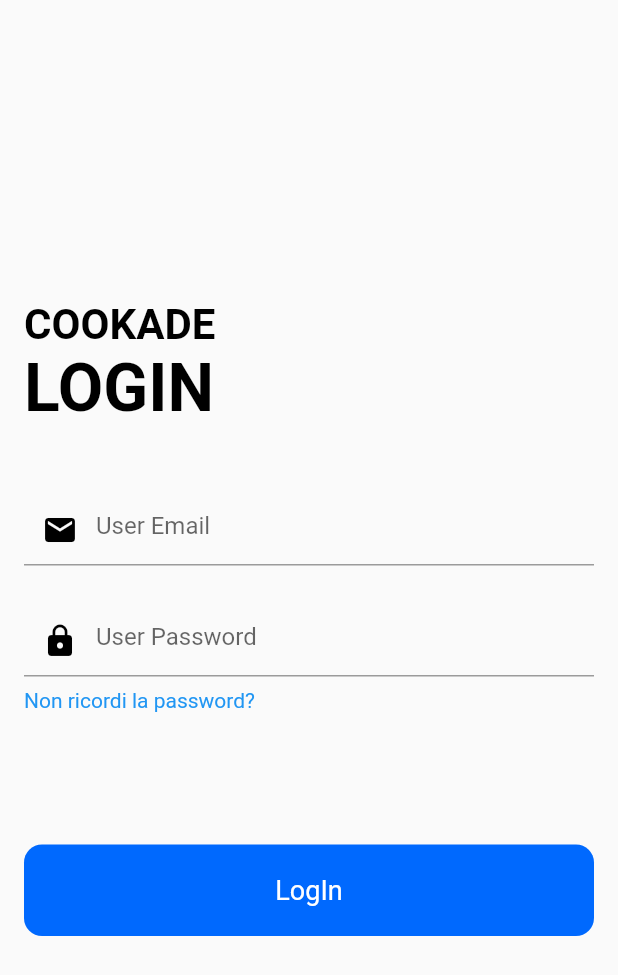
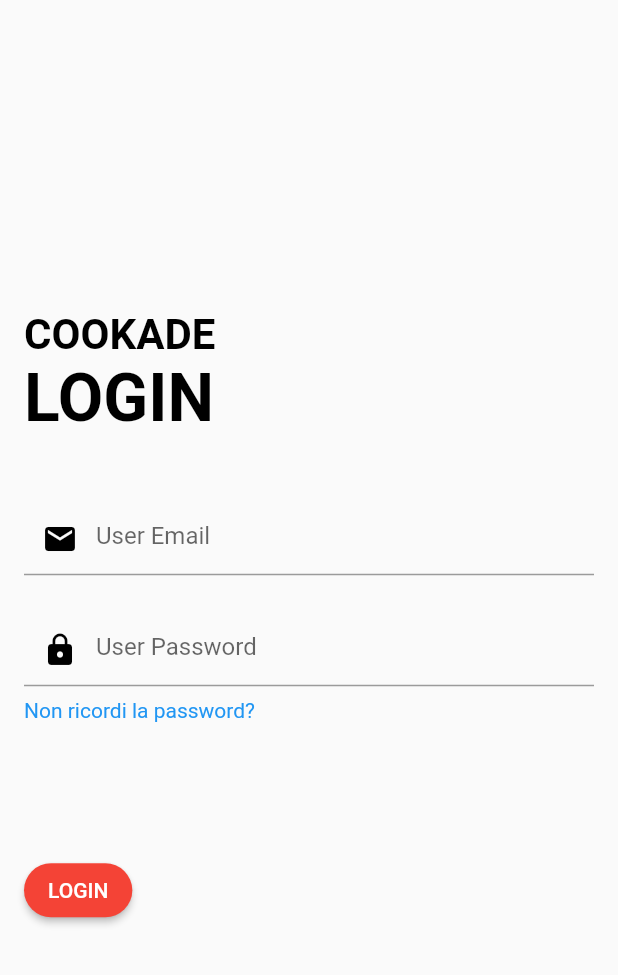
Before and after one commit to Stefanomarcucci00/ProgettoProgrammazioneIOS, a Flutter app: the screen it shows after launch, on a phone screen of 412 x 824 dp. Shown: the top 975 px of the screen. Run offline on Flutter 3.47's test engine with Material 2 defaults, Android fonts, the phone set to English and light mode, and no system bars; our stand-ins replace firebase_auth, firebase_core, firebase_database; accounts and stored records are empty.

Commit message:
Commit RedButton

```diff
--- a/lib/main.dart
+++ b/lib/main.dart
@@ -3,7 +3,7 @@ import 'package:firebase_core/firebase_core.dart';
 import 'package:flutter/material.dart';
 import 'package:progetto_programmazione_ios/FragmentRestaurant.dart';
 import 'package:progetto_programmazione_ios/firebase_options.dart';
-import 'package:progetto_programmazione_ios/profile_screen.dart';
+import 'package:progetto_programmazione_ios/theme/widgets.dart';
 
 Future<void> main() async {
   WidgetsFlutterBinding.ensureInitialized();
@@ -151,32 +151,17 @@ class _LoginScreenState extends State<LoginScreen> {
             height: 88.0,
           ),
           Container(
-              width: double.infinity,
-              child: RawMaterialButton(
-                fillColor: const Color(0xFF0069FE),
-                elevation: 0.0,
-                padding: const EdgeInsets.symmetric(vertical: 20.0),
-                shape: RoundedRectangleBorder(
-                    borderRadius: BorderRadius.circular(12.0)),
+              child: RedButton(
+            buttonText: "LOGIN",
             onPressed: () async {
-                  //TEST APP
               User? user = await loginUsingEmailPassword(
                   email: _emailController.text,
                   password: _pwdController.text,
                   context: context);
-                  print(user);
 
-                  Navigator.of(context).pushReplacement(
-                      MaterialPageRoute(builder: (context) => RestaurantListPage()));
-                  //NUOVA SCHERMATA
+              Navigator.of(context).pushReplacement(MaterialPageRoute(
+                  builder: (context) => RestaurantListPage()));
             },
-                child: const Text(
-                  "LogIn",
-                  style: TextStyle(
-                    color: Colors.white,
-                    fontSize: 18.0,
-                  ),
-                ),
           ))
         ],
       ),
--- /dev/null
+++ b/lib/theme/widgets.dart
@@ -0,0 +1,22 @@
+import 'package:flutter/material.dart';
+
+class RedButton extends StatelessWidget {
+  final String buttonText;
+  final VoidCallback onPressed;
+
+  const RedButton({super.key, required this.buttonText, required this.onPressed});
+
+  @override
+  Widget build(BuildContext context) {
+    return ElevatedButton(
+      onPressed: onPressed,
+      style: ElevatedButton.styleFrom(
+        backgroundColor: Colors.red,
+        shape: RoundedRectangleBorder(
+          borderRadius: BorderRadius.circular(18.0),
+        ),
+      ),
+      child: Text(buttonText),
+    );
+  }
+}
```
Also changed, not shown: lib/FragmentIntro.dart (added, +23 -0 lines). Lines whose indentation alone changed are shown as unchanged.
